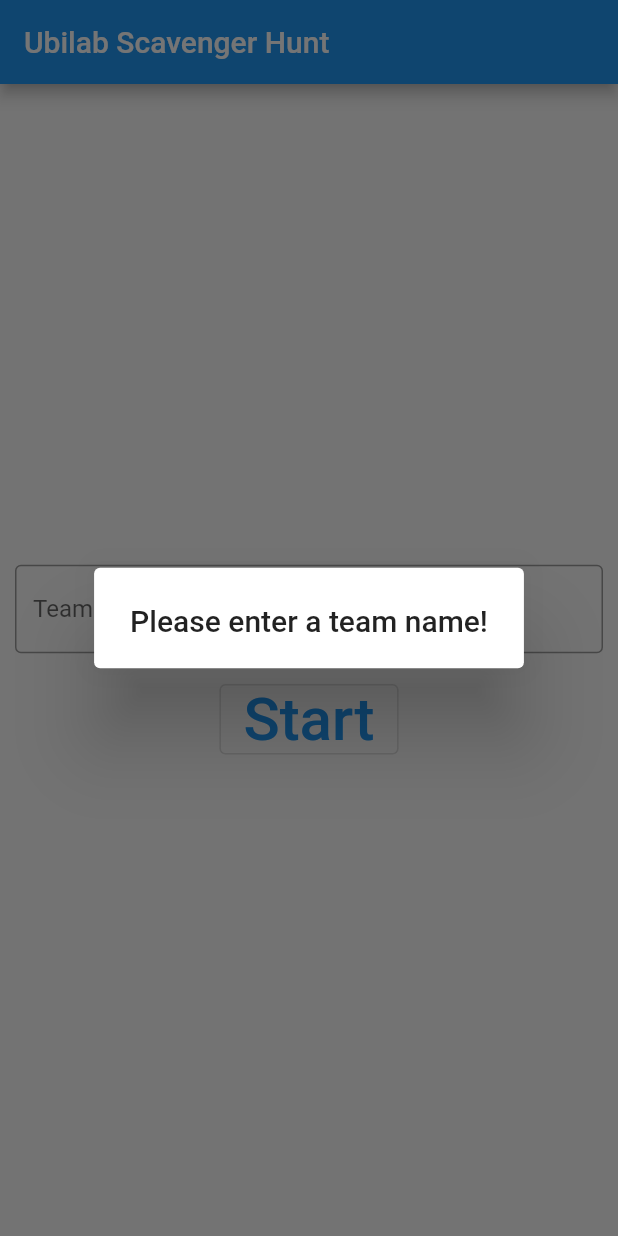
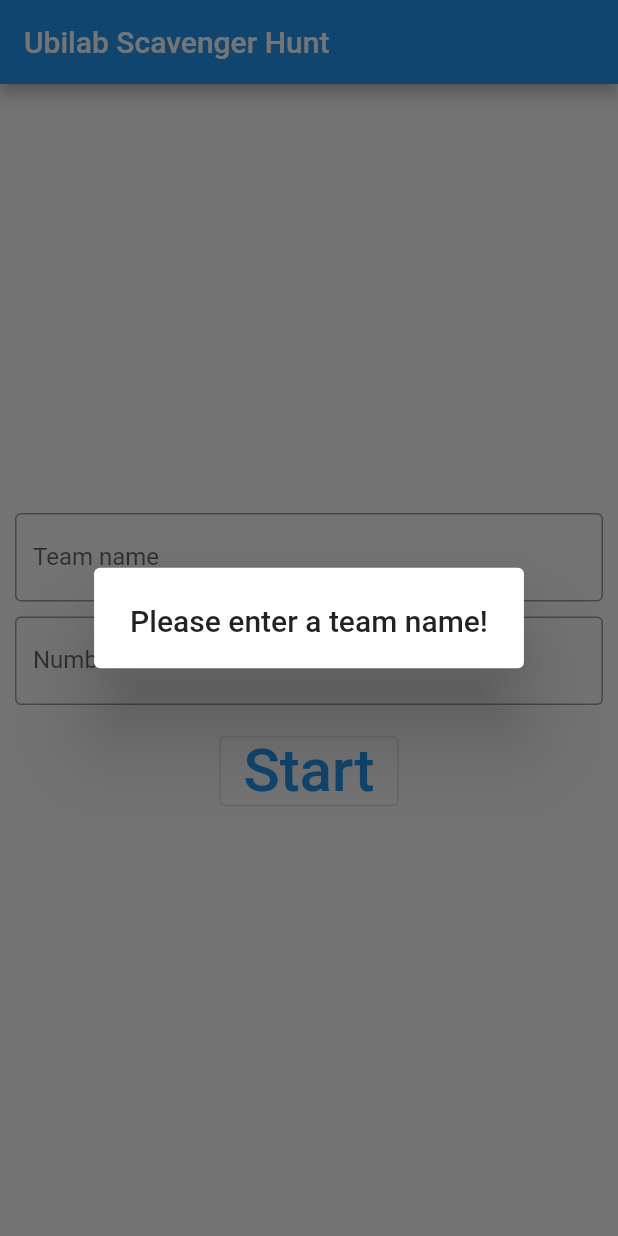
Before and after one commit to ubilab-ws20/puzzle1, a Flutter app: the screen it shows after launch, after a tap on "Start", on a phone screen of 412 x 824 dp. Run offline on Flutter 3.47's test engine with Material 2 defaults, Android fonts, the light colour scheme and no system bars; our stand-ins replace audioplayers, flutter_map, geolocator, latlong, numberpicker, page_transition and 1 more; missing offline and left inert: motion_sensors, user_location.

Commit message:
Refined puzzle 1

```diff
--- a/lib/main.dart
+++ b/lib/main.dart
@@ -5,8 +5,10 @@ import 'framework/framework.dart';
 import 'package:ubilab_scavenger_hunt/framework/game.dart';
 
 const String stringAppName = "Ubilab Scavenger Hunt";
-const String stringTeamName = "Team Name";
+const String stringTeamName = "Team name";
+const String stringTeamSize = "Number of members";
 const String stringNoTeamName = "Please enter a team name!";
+const String stringNoTeamSize = "Please enter the number of team members!";
 const String stringStart = "Start";
 
 void main() => runApp(MyApp());
@@ -30,7 +32,8 @@ class StartScreen extends StatefulWidget {
 }
 
 class _StartScreenState extends State<StartScreen> {
-  final _controller = TextEditingController();
+  final _nameController = TextEditingController();
+  final _sizeController = TextEditingController();
 
   @override
   Widget build(BuildContext context) {
@@ -47,10 +50,21 @@ class _StartScreenState extends State<StartScreen> {
               Container(
                 margin: EdgeInsets.all(10.0),
                 child: TextField(
-                  controller: _controller,
+                  controller: _nameController,
                   decoration: InputDecoration(
                     border: OutlineInputBorder(),
                     labelText: stringTeamName,
+                  ),
+                ),
+              ),
+              Container(
+                margin: EdgeInsets.only(left: 10.0, right: 10.0, bottom: 10.0),
+                child: TextField(
+                  controller: _sizeController,
+                  keyboardType: TextInputType.number,
+                  decoration: InputDecoration(
+                    border: OutlineInputBorder(),
+                    labelText: stringTeamSize,
                   ),
                 ),
               ),
@@ -73,13 +87,14 @@ class _StartScreenState extends State<StartScreen> {
 
   @override
   void dispose() {
-    _controller.dispose();
+    _nameController.dispose();
+    _sizeController.dispose();
     super.dispose();
   }
 
   void startGame(BuildContext context) {
     Game game = Game.getInstance();
-    if (_controller.text.isEmpty) {
+    if (_nameController.text.isEmpty) {
       showDialog(
         context: context,
         builder: (BuildContext context){
@@ -93,8 +108,23 @@ class _StartScreenState extends State<StartScreen> {
       );
       return;
     }
+    if (_sizeController.text.isEmpty) {
+      showDialog(
+        context: context,
+        builder: (BuildContext context){
+          return AlertDialog(
+            title: Text(
+              stringNoTeamSize,
+              textAlign: TextAlign.center,
+            ),
+          );
+        },
+      );
+      return;
+    }
     game.reset();
-    game.setTeamName(_controller.text);
+    game.setTeamName(_nameController.text);
+    game.setTeamSize(int.parse(_sizeController.text));
     Navigator.of(context).push(
         PageTransition(
           type: PageTransitionType.fade,
--- a/lib/puzzle_1/puzzle1.dart
+++ b/lib/puzzle_1/puzzle1.dart
@@ -7,12 +7,20 @@ import 'package:ubilab_scavenger_hunt/puzzle_1/puzzle1Screen.dart';
 class Puzzle1 extends PuzzleBase {
   static Puzzle1 _instance;
 
-  List<String> hintTexts = ["What does the second text message tell you to do?",
+  List<String> hintTexts1FindSounds = ["What does the second text message tell you to do?",
     "Explore the location and listen carefully!",
     "At certain locations in and around the building sounds are played, telling you the numbers to use for the vault.",
-    "What may this graph-like structure be about? Is it there for a reason?",
-    "The order of the numbers can be derived from the graph-like structure.",
-    "Each point represents one of the numbers. Their relative positions to each other tell you the order how they have to be inserted in the number pickers."
+  ];
+
+  // TODO:
+  // Insert hint to the exact 6 locations.
+  List<String> hintTexts2FindAllSounds = ["You need to find 6 different numbers which have to be used as a combination for the vault, hidden at 6 different locations in and around the building.",
+    "TBD hint to the exact locations.",
+  ];
+
+  List<String> hintTexts3SecretOrder = ["What may these black scratches at the top be about? Are they there for a reason?",
+    "The order of the numbers can be derived from the black scratches.",
+    "Each point where 2 scratches meet represents one of the numbers. Their relative positions to each other tell you the order how they have to be inserted in the number pickers.",
   ];
 
   Puzzle1() {
@@ -29,35 +37,38 @@ class Puzzle1 extends PuzzleBase {
 
   @override
   List<String> getPuzzleSearchHints() {
-    return ["What might be the reason for having \"WHY\" written in capital letters in this strange text message?",
+    return ["What might be the reason for having \"whY\" written in that way in this strange text message?",
       "Could this be a hint to or from Prof. Dr. Y?",
       "Where does the content of the message lead you to?",
-      "Find a location which is closely linked to nutrition."
+      "Find a location which is closely linked to nutrition.",
     ];
   }
 
   @override
   LatLng getStartLocation() {
-    return LatLng(48.012684, 7.835044);
+    /// Coordinates of the entry to the canteen of the Faculty of Engineering
+    return LatLng(48.013217, 7.833264);
   }
 
   @override
   List<String> getIntroTexts() {
     return ["Ok, let's be honest. Of course you could not resist the feeling that this odd text message had a reason.",
-      "The capital letters \"WHY\" must have been a hint to Prof. Dr. Y! ...what a silly thought.",
+      "The \"whY\" must have been a hint to Prof. Dr. Y! ...what a silly thought.",
       "You went to the canteen and found absolutely nothing...of course not. It was just a stupid advertising message.",
       "But suddenly another text message comes in:",
       "\"The second key for a better life is living in the here and now. Whereever you are, discover your surrounding and listen to what it tells you!\"",
       "Ok...well that was...but wait? Your phone starts to show something like a vault...and you cannot control it anymore!",
-      "What is happening???"
+      "What is happening???",
     ];
   }
 
   @override
   List<String> getOutroTexts() {
+    // TODO:
+    // Add hint where to find location for puzzle 2.
     return ["Puzzle 1 Outro 1",
       "Puzzle 1 Outro 2",
-      "Puzzle 1 Outro 3"
+      "Puzzle 1 Outro 3",
     ];
   }
 
--- a/pubspec.yaml
+++ b/pubspec.yaml
@@ -34,7 +34,7 @@ dependencies:
       url: https://github.com/igaurab/user_location_plugin.git
   geolocator: ^6.1.13
   numberpicker: ^1.3.0
-  audioplayers: any
+  audioplayers: 0.17.0
   page_transition: ^1.1.7+3
   motion_sensors: ^0.0.4
   vibration: ^1.7.3
@@ -62,6 +62,7 @@ flutter:
     - assets/audio/73.mp3
     - assets/audio/89.mp3
     - assets/vault.jpg
+    - assets/numberPickerHintScratches.png
     - assets/555.png
     - assets/fileTransfer.gif
     - assets/downloadCanceled.jpg
```
Also changed, not shown: lib/framework/game.dart (+27 -6 lines), lib/framework/gameMenuScreen.dart (+8 -1 lines), lib/puzzle_1/puzzle1Screen.dart (+67 -8 lines), assets/numberPickerHintScratches.png (added), assets/vault.jpg, pubspec.lock.
